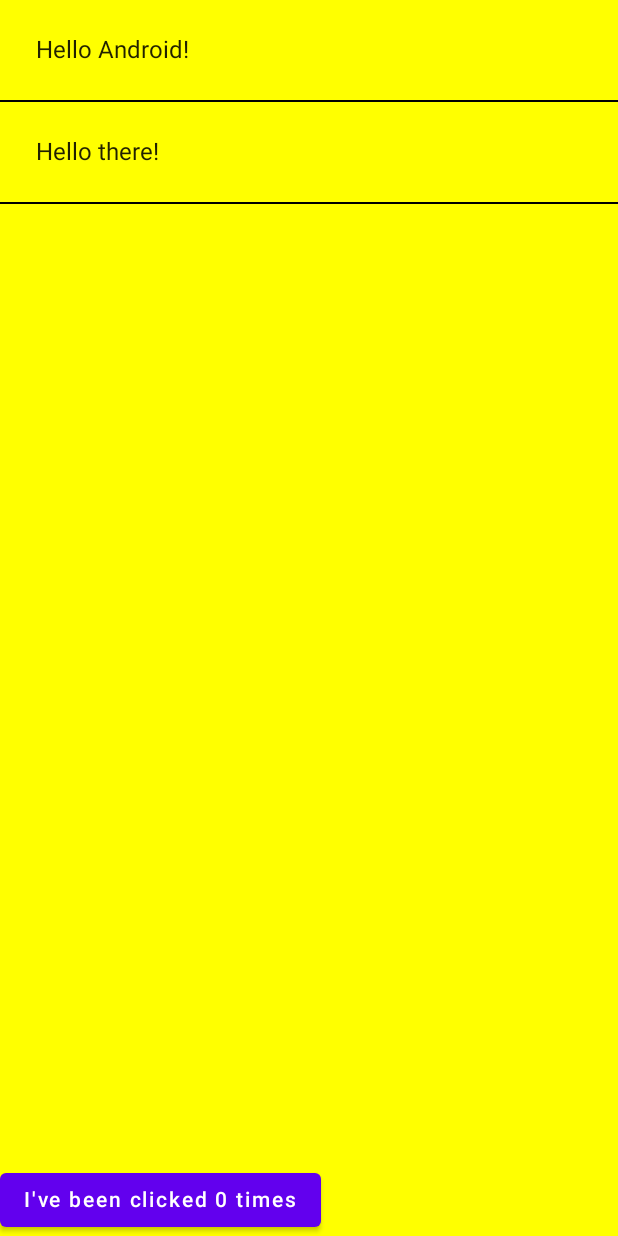
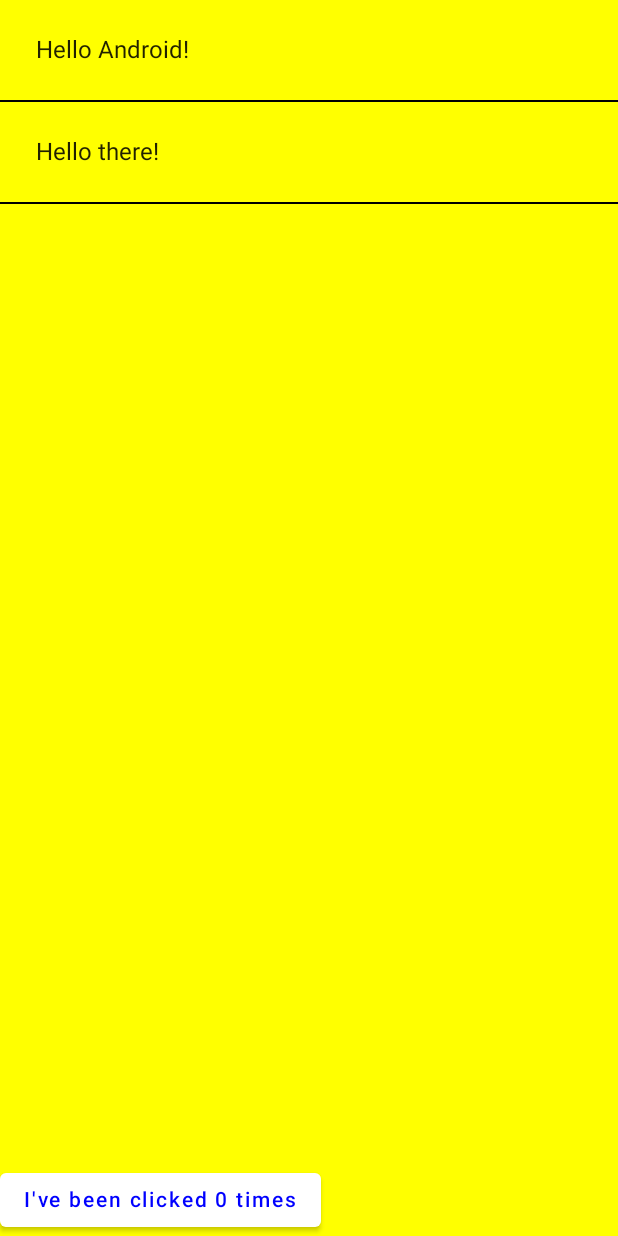
Before and after one commit to Jesen0823/UseCompose, an Android app built with Jetpack Compose: the screen it shows after launch (MainActivity), on a phone screen of 412 x 824 dp. Run offline under Robolectric (Android 15) with nearby library versions, the phone set to English and light mode, and no system bars.

Commit message:
[First Compose] change color of button

```diff
--- a/app/src/main/java/com/example/usecompose/MainActivity.kt
+++ b/app/src/main/java/com/example/usecompose/MainActivity.kt
@@ -72,7 +72,13 @@ fun MyScreenContent(names:List<String> = listOf("Android","there")){
 @Composable
 fun Counter(count:Int, updateCount:(Int) ->Unit){
 
-    Button(onClick = { updateCount(count+1) }) {
+    Button(
+        onClick = { updateCount(count+1) },
+        colors = ButtonDefaults.buttonColors(
+            backgroundColor = if (count > 2) Color.Green else Color.White,
+            contentColor = if (count > 2) Color.Red else Color.Blue
+        )
+    ) {
         Text("I've been clicked $count times")
     }
 }
```
